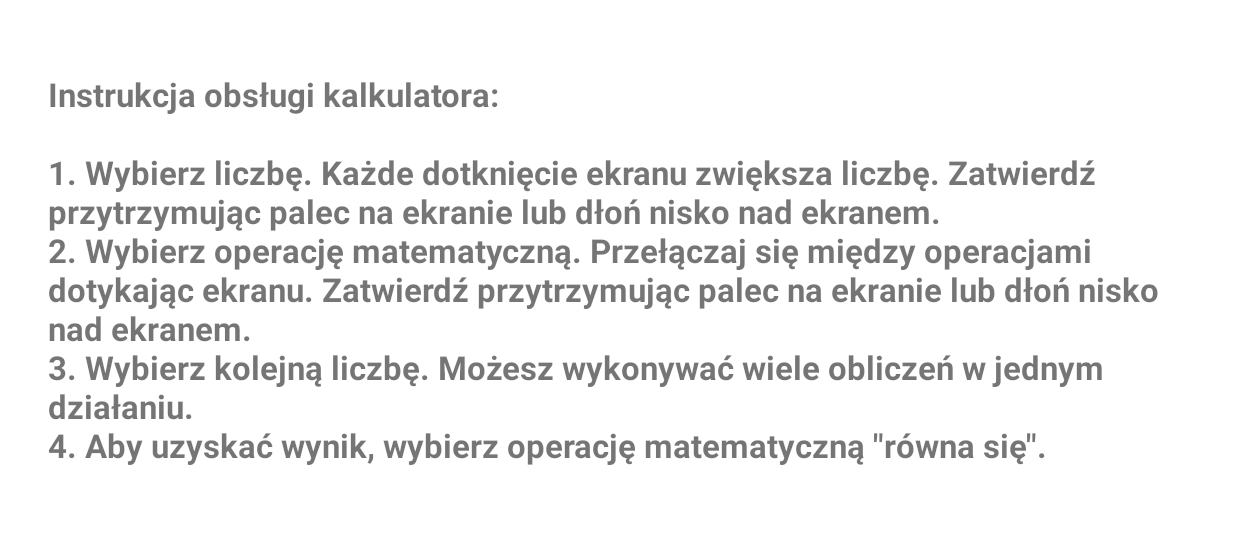
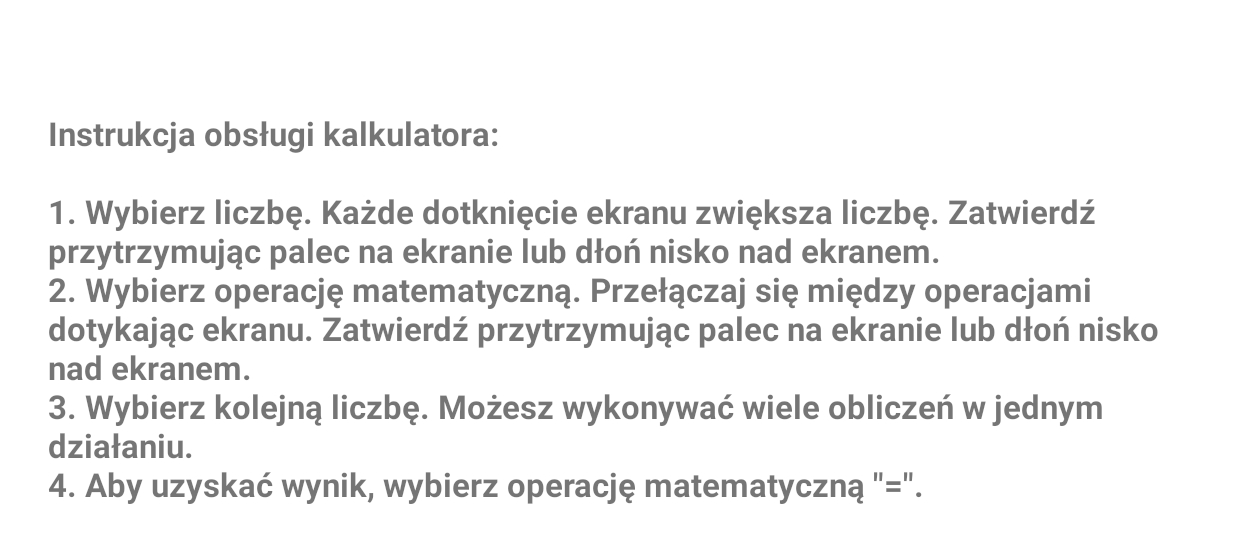
Before and after one commit to tmsikora/AccessibleCalculator, an Android app built with Jetpack Compose: the screen it shows after launch (InstructionActivity), on a phone screen of 824 x 412 dp (held sideways). Shown: the top 543 px of the screen. Run offline under Robolectric (Android 15) with nearby library versions, the phone set to English and light mode, and no system bars.

Commit message:
Fixed instruction text

```diff
--- a/app/src/main/java/com/example/accessibleCalculator/InstructionActivity.kt
+++ b/app/src/main/java/com/example/accessibleCalculator/InstructionActivity.kt
@@ -63,7 +63,7 @@ class InstructionActivity : BaseActivity() {
                 "1. Wybierz liczbę. Każde dotknięcie ekranu zwiększa liczbę. Zatwierdź przytrzymując palec na ekranie lub dłoń nisko nad ekranem.\n" +
                 "2. Wybierz operację matematyczną. Przełączaj się między operacjami dotykając ekranu. Zatwierdź przytrzymując palec na ekranie lub dłoń nisko nad ekranem.\n" +
                 "3. Wybierz kolejną liczbę. Możesz wykonywać wiele obliczeń w jednym działaniu.\n" +
-                "4. Aby uzyskać wynik, wybierz operację matematyczną \"równa się\".\n\n"
+                "4. Aby uzyskać wynik, wybierz operację matematyczną \"=\"."
     }
 
     private fun navigateToNumberInput() {
```
